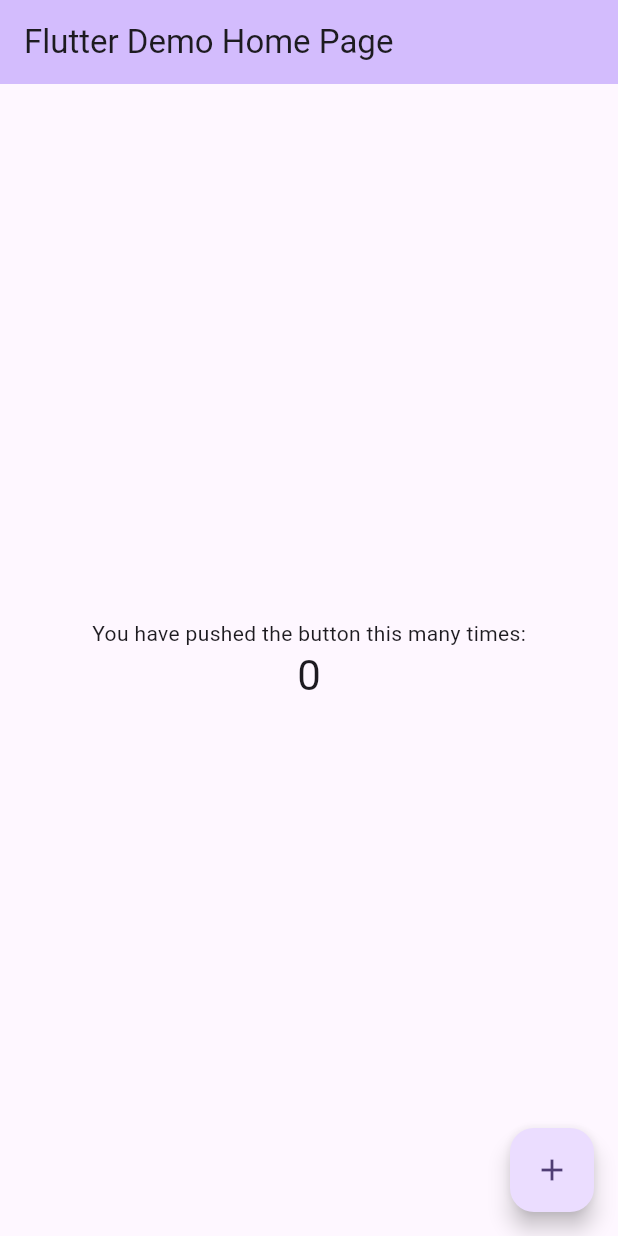
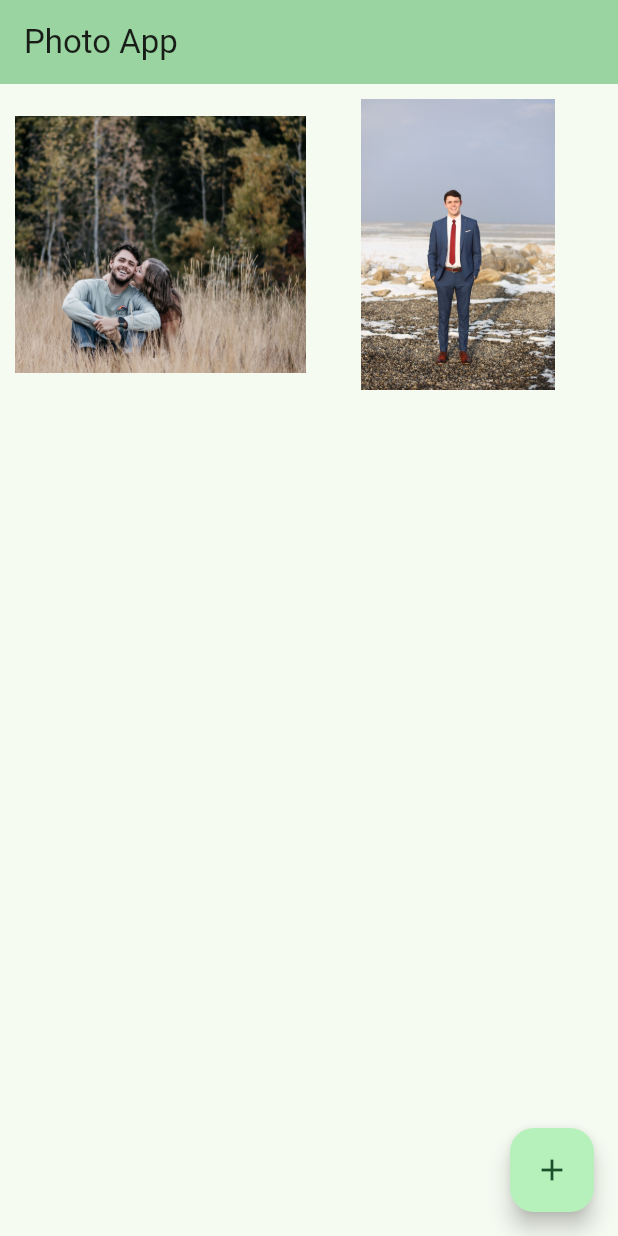
Before and after one commit to timlocott/photo_app, a Flutter app: the screen it shows after launch, on a phone screen of 412 x 824 dp. Run offline on Flutter 3.47's test engine with Material 2 defaults, Android fonts, the phone set to English and light mode, and no system bars.

Commit message:
Images show in grid view

```diff
--- a/lib/main.dart
+++ b/lib/main.dart
@@ -28,10 +28,11 @@ class PhotoApp extends StatelessWidget {
         //
         // This works for code too, not just values: Most code changes can be
         // tested with just a hot reload.
-        colorScheme: ColorScheme.fromSeed(seedColor: Colors.deepPurple),
+        colorScheme: ColorScheme.fromSeed(
+            seedColor: const Color.fromARGB(255, 24, 61, 33)),
         useMaterial3: true,
       ),
-      home: const MyHomePage(title: 'Flutter Demo Home Page'),
+      home: const MyHomePage(title: 'Photo App'),
     );
   }
 }
@@ -70,48 +71,16 @@ class _MyHomePageState extends State<MyHomePage> {
 
   @override
   Widget build(BuildContext context) {
-    // This method is rerun every time setState is called, for instance as done
-    // by the _incrementCounter method above.
-    //
-    // The Flutter framework has been optimized to make rerunning build methods
-    // fast, so that you can just rebuild anything that needs updating rather
-    // than having to individually change instances of widgets.
     return Scaffold(
       appBar: AppBar(
-        // TRY THIS: Try changing the color here to a specific color (to
-        // Colors.amber, perhaps?) and trigger a hot reload to see the AppBar
-        // change color while the other colors stay the same.
         backgroundColor: Theme.of(context).colorScheme.inversePrimary,
-        // Here we take the value from the MyHomePage object that was created by
-        // the App.build method, and use it to set our appbar title.
         title: Text(widget.title),
       ),
       body: Center(
-        // Center is a layout widget. It takes a single child and positions it
-        // in the middle of the parent.
         child: Column(
-          // Column is also a layout widget. It takes a list of children and
-          // arranges them vertically. By default, it sizes itself to fit its
-          // children horizontally, and tries to be as tall as its parent.
-          //
-          // Column has various properties to control how it sizes itself and
-          // how it positions its children. Here we use mainAxisAlignment to
-          // center the children vertically; the main axis here is the vertical
-          // axis because Columns are vertical (the cross axis would be
-          // horizontal).
-          //
-          // TRY THIS: Invoke "debug painting" (choose the "Toggle Debug Paint"
-          // action in the IDE, or press "p" in the console), to see the
-          // wireframe for each widget.
           mainAxisAlignment: MainAxisAlignment.center,
           children: <Widget>[
-            const Text(
-              'You have pushed the button this many times:',
-            ),
-            Text(
-              '$_counter',
-              style: Theme.of(context).textTheme.headlineMedium,
-            ),
+            Expanded(child: _buildGrid()),
           ],
         ),
       ),
@@ -119,7 +88,18 @@ class _MyHomePageState extends State<MyHomePage> {
         onPressed: _incrementCounter,
         tooltip: 'Increment',
         child: const Icon(Icons.add),
-      ), // This trailing comma makes auto-formatting nicer for build methods.
+      ),
     );
   }
 }
+
+Widget _buildGrid() => GridView.extent(
+      maxCrossAxisExtent: 300,
+      padding: const EdgeInsets.all(10),
+      mainAxisSpacing: 4,
+      crossAxisSpacing: 4,
+      children: _buildGridTileList(2),
+    );
+
+List<Container> _buildGridTileList(int count) => List.generate(
+    count, (index) => Container(child: Image.asset('images/pic$index.jpg')));
--- a/pubspec.yaml
+++ b/pubspec.yaml
@@ -59,9 +59,9 @@ flutter:
   uses-material-design: true
 
   # To add assets to your application, add an assets section, like this:
-  # assets:
-  #   - images/a_dot_burr.jpeg
-  #   - images/a_dot_ham.jpeg
+  assets:
+    - images/pic0.jpg
+    - images/pic1.jpg
 
   # An image asset can refer to one or more resolution-specific "variants", see
   # https://flutter.dev/assets-and-images/#resolution-aware
```
Also changed, not shown: images/pic0.jpg (added), images/pic1.jpg (added).
